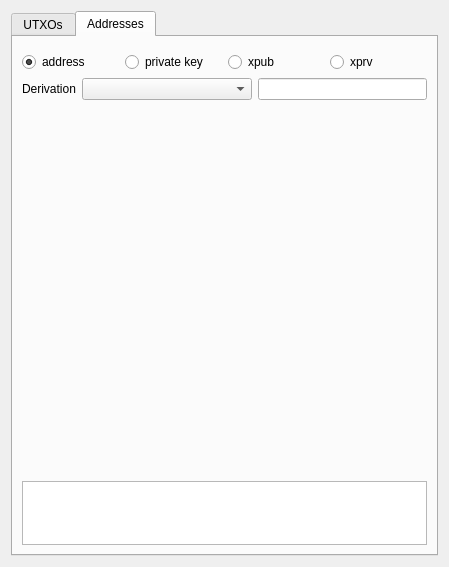
Before: the Qt Designer form ui/walletinfo.ui in gbizzotto/ourWallet, drawn with Qt 5.
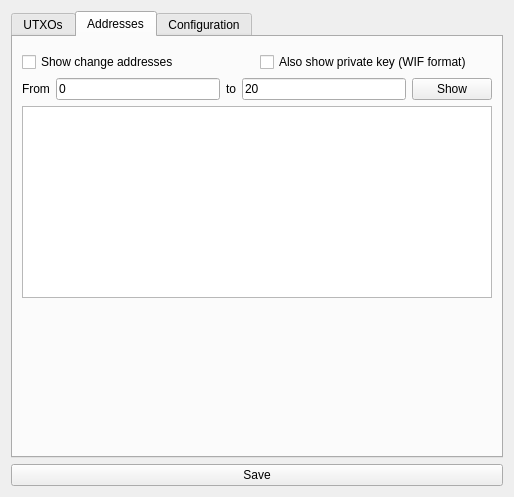
After: the same form once the commit is applied. The open tabs and pages were chosen to show the change.

Commit message: Wallet revamp; can now choose derivation scheme, derivations and address types.

```diff
--- a/ui/walletinfo.ui
+++ b/ui/walletinfo.ui
@@ -6,8 +6,8 @@
    <rect>
     <x>0</x>
     <y>0</y>
-    <width>449</width>
-    <height>567</height>
+    <width>514</width>
+    <height>497</height>
    </rect>
   </property>
   <property name="sizePolicy">
@@ -62,27 +62,6 @@
            </property>
           </widget>
          </item>
-        </layout>
-       </item>
-       <item>
-        <layout class="QHBoxLayout" name="horizontalLayout_4">
-         <item>
-          <widget class="QLabel" name="label_3">
-           <property name="text">
-            <string>Derivation scheme</string>
-           </property>
-          </widget>
-         </item>
-         <item>
-          <widget class="QComboBox" name="utxoDerivationCombo">
-           <property name="sizePolicy">
-            <sizepolicy hsizetype="Expanding" vsizetype="Fixed">
-             <horstretch>0</horstretch>
-             <verstretch>0</verstretch>
-            </sizepolicy>
-           </property>
-          </widget>
-         </item>
          <item>
           <widget class="QPushButton" name="utxoRefreshButton">
            <property name="text">
@@ -92,13 +71,6 @@
          </item>
         </layout>
        </item>
-       <item>
-        <widget class="QPushButton" name="saveButton">
-         <property name="text">
-          <string>Save</string>
-         </property>
-        </widget>
-       </item>
       </layout>
      </widget>
      <widget class="QWidget" name="tab">
@@ -122,93 +94,88 @@
          </property>
         </widget>
        </item>
-       <item>
-        <layout class="QHBoxLayout" name="horizontalLayout_2">
-         <item>
-          <widget class="QRadioButton" name="addressRadio">
-           <property name="text">
-            <string>address</string>
-           </property>
-           <property name="checked">
-            <bool>true</bool>
-           </property>
-          </widget>
-         </item>
-         <item>
-          <widget class="QRadioButton" name="keyRadio">
-           <property name="text">
-            <string>private key</string>
-           </property>
-           <property name="checked">
-            <bool>false</bool>
-           </property>
-          </widget>
-         </item>
-         <item>
-          <widget class="QRadioButton" name="xpubRadio">
-           <property name="text">
-            <string>xpub</string>
-           </property>
-          </widget>
-         </item>
-         <item>
-          <widget class="QRadioButton" name="xprvRadio">
-           <property name="text">
-            <string>xprv</string>
-           </property>
-          </widget>
-         </item>
-        </layout>
-       </item>
        <item>
         <layout class="QHBoxLayout" name="horizontalLayout_3">
          <item>
-          <widget class="QLabel" name="label_2">
+          <widget class="QCheckBox" name="showChangeCheckBox">
            <property name="text">
-            <string>Derivation</string>
+            <string>Show change addresses</string>
            </property>
           </widget>
          </item>
          <item>
-          <widget class="QComboBox" name="derivationCombo">
-           <property name="sizePolicy">
-            <sizepolicy hsizetype="Expanding" vsizetype="Fixed">
-             <horstretch>0</horstretch>
-             <verstretch>0</verstretch>
-            </sizepolicy>
+          <widget class="QCheckBox" name="showWIFCheckBox">
+           <property name="text">
+            <string>Also show private key (WIF format)</string>
            </property>
-           <property name="currentText">
-            <string/>
+          </widget>
+         </item>
+        </layout>
+       </item>
+       <item>
+        <layout class="QHBoxLayout" name="horizontalLayout_2">
+         <item>
+          <widget class="QLabel" name="label_3">
+           <property name="text">
+            <string>From</string>
            </property>
           </widget>
          </item>
          <item>
-          <widget class="QLineEdit" name="derivationEdit">
+          <widget class="QLineEdit" name="fromEdit">
+           <property name="inputMask">
+            <string>0000000000</string>
+           </property>
+           <property name="text">
+            <string>0</string>
+           </property>
+          </widget>
+         </item>
+         <item>
+          <widget class="QLabel" name="label_9">
+           <property name="text">
+            <string>to</string>
+           </property>
+          </widget>
+         </item>
+         <item>
+          <widget class="QLineEdit" name="toEdit">
+           <property name="inputMask">
+            <string>0000000000</string>
+           </property>
+           <property name="text">
+            <string>20</string>
+           </property>
+          </widget>
+         </item>
+         <item>
+          <widget class="QPushButton" name="showMoreButton">
            <property name="sizePolicy">
-            <sizepolicy hsizetype="MinimumExpanding" vsizetype="Fixed">
+            <sizepolicy hsizetype="Maximum" vsizetype="Fixed">
              <horstretch>0</horstretch>
              <verstretch>0</verstretch>
             </sizepolicy>
            </property>
-           <property name="minimumSize">
-            <size>
-             <width>128</width>
-             <height>0</height>
-            </size>
-           </property>
-           <property name="baseSize">
-            <size>
-             <width>128</width>
-             <height>0</height>
-            </size>
-           </property>
            <property name="text">
-            <string/>
+            <string>Show</string>
            </property>
           </widget>
          </item>
         </layout>
        </item>
+       <item>
+        <widget class="QTableWidget" name="addressTableWidget">
+         <attribute name="horizontalHeaderStretchLastSection">
+          <bool>true</bool>
+         </attribute>
+         <attribute name="verticalHeaderVisible">
+          <bool>false</bool>
+         </attribute>
+         <attribute name="verticalHeaderStretchLastSection">
+          <bool>true</bool>
+         </attribute>
+        </widget>
+       </item>
        <item>
         <widget class="QLabel" name="qrcodeLabel">
          <property name="sizePolicy">
@@ -225,41 +192,98 @@
          </property>
         </widget>
        </item>
+      </layout>
+     </widget>
+     <widget class="QWidget" name="tab_config">
+      <attribute name="title">
+       <string>Configuration</string>
+      </attribute>
+      <layout class="QVBoxLayout" name="verticalLayout_5">
        <item>
-        <widget class="QTextEdit" name="valueEdit">
+        <widget class="QLabel" name="label_8">
+         <property name="text">
+          <string>Be sure to know what you're doing here</string>
+         </property>
+         <property name="alignment">
+          <set>Qt::AlignCenter</set>
+         </property>
+        </widget>
+       </item>
+       <item>
+        <layout class="QGridLayout" name="gridLayout">
+         <item row="2" column="1">
+          <widget class="QLineEdit" name="addressDerivationEdit"/>
+         </item>
+         <item row="0" column="1">
+          <widget class="QComboBox" name="whereFromComboBox"/>
+         </item>
+         <item row="0" column="0">
+          <widget class="QLabel" name="label_6">
+           <property name="text">
+            <string>Where I got this wallet from</string>
+           </property>
+          </widget>
+         </item>
+         <item row="4" column="1">
+          <widget class="QComboBox" name="addressTypeComboBox"/>
+         </item>
+         <item row="3" column="0">
+          <widget class="QLabel" name="label_5">
+           <property name="text">
+            <string>Change derivation</string>
+           </property>
+          </widget>
+         </item>
+         <item row="3" column="1">
+          <widget class="QLineEdit" name="changeDerivationEdit"/>
+         </item>
+         <item row="2" column="0">
+          <widget class="QLabel" name="label_4">
+           <property name="text">
+            <string>Deposits derivation</string>
+           </property>
+          </widget>
+         </item>
+         <item row="1" column="0">
+          <widget class="QLabel" name="label_2">
+           <property name="text">
+            <string>Standard derivation schemes</string>
+           </property>
+          </widget>
+         </item>
+         <item row="4" column="0">
+          <widget class="QLabel" name="label_7">
+           <property name="text">
+            <string>Type of addresses to generate</string>
+           </property>
+          </widget>
+         </item>
+         <item row="1" column="1">
+          <widget class="QComboBox" name="derivationSchemeComboBox"/>
+         </item>
+        </layout>
+       </item>
+       <item>
+        <widget class="QWidget" name="widget" native="true">
          <property name="sizePolicy">
-          <sizepolicy hsizetype="Expanding" vsizetype="Minimum">
+          <sizepolicy hsizetype="Preferred" vsizetype="Expanding">
            <horstretch>0</horstretch>
            <verstretch>0</verstretch>
           </sizepolicy>
          </property>
-         <property name="minimumSize">
-          <size>
-           <width>0</width>
-           <height>64</height>
-          </size>
-         </property>
-         <property name="maximumSize">
-          <size>
-           <width>16777215</width>
-           <height>64</height>
-          </size>
-         </property>
-         <property name="baseSize">
-          <size>
-           <width>0</width>
-           <height>64</height>
-          </size>
-         </property>
-         <property name="readOnly">
-          <bool>true</bool>
-         </property>
         </widget>
        </item>
       </layout>
      </widget>
     </widget>
    </item>
+   <item>
+    <widget class="QPushButton" name="saveButton">
+     <property name="text">
+      <string>Save</string>
+     </property>
+    </widget>
+   </item>
   </layout>
  </widget>
  <resources/>
```
Left out of the diff: 10 changed lines with no effect on the pictures. The commit also changes 5 other files.
